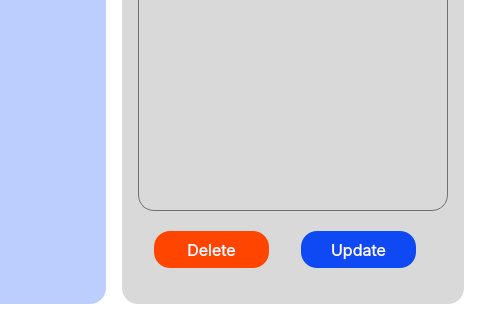
Old version of the form UI/ultimate-design.ui in the repository PTHieu1023/Database-lab-project-ultimate; both pictures show x 750 to 1230 and y 400 to 720 of the 1230 by 720 pixel window.
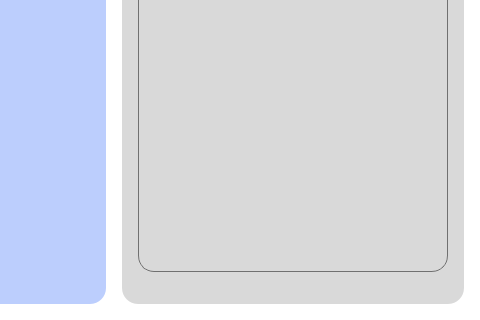
New version of the form. The open tabs and pages were chosen to show the change. Custom widgets are drawn as their Qt base class.

Commit message: add view order function

```diff
--- a/UI/ultimate-design.ui
+++ b/UI/ultimate-design.ui
@@ -882,7 +882,7 @@
     margin: 0px 0px 0px 0px;
 }      </string>
             </property>
-            <layout class="QVBoxLayout" name="verticalLayout_9" stretch="11,1">
+            <layout class="QVBoxLayout" name="verticalLayout_9" stretch="0">
              <property name="spacing">
               <number>16</number>
              </property>
@@ -906,24 +906,6 @@
                  <pointsize>12</pointsize>
                 </font>
                </property>
-               <property name="frameShape">
-                <enum>QFrame::Box</enum>
-               </property>
-               <property name="frameShadow">
-                <enum>QFrame::Plain</enum>
-               </property>
-               <property name="lineWidth">
-                <number>0</number>
-               </property>
-               <property name="horizontalScrollBarPolicy">
-                <enum>Qt::ScrollBarAlwaysOff</enum>
-               </property>
-               <property name="lineWrapMode">
-                <enum>QTextEdit::FixedColumnWidth</enum>
-               </property>
-               <property name="readOnly">
-                <bool>true</bool>
-               </property>
                <property name="html">
                 <string>&lt;!DOCTYPE HTML PUBLIC &quot;-//W3C//DTD HTML 4.0//EN&quot; &quot;http://www.w3.org/TR/REC-html40/strict.dtd&quot;&gt;
 &lt;html&gt;&lt;head&gt;&lt;meta name=&quot;qrichtext&quot; content=&quot;1&quot; /&gt;&lt;meta charset=&quot;utf-8&quot; /&gt;&lt;style type=&quot;text/css&quot;&gt;
@@ -932,72 +914,10 @@
 li.unchecked::marker { content: &quot;\2610&quot;; }
 li.checked::marker { content: &quot;\2612&quot;; }
 &lt;/style&gt;&lt;/head&gt;&lt;body style=&quot; font-family:'Inter'; font-size:12pt; font-weight:400; font-style:normal;&quot;&gt;
-&lt;p style=&quot;-qt-paragraph-type:empty; margin-top:0px; margin-bottom:0px; margin-left:0px; margin-right:0px; -qt-block-indent:0; text-indent:0px;&quot;&gt;&lt;br /&gt;&lt;/p&gt;&lt;/body&gt;&lt;/html&gt;</string>
+&lt;p style=&quot;-qt-paragraph-type:empty; margin-top:0px; margin-bottom:0px; margin-left:0px; margin-right:0px; -qt-block-indent:0; text-indent:0px; font-family:'Segoe UI'; font-size:9pt;&quot;&gt;&lt;br /&gt;&lt;/p&gt;&lt;/body&gt;&lt;/html&gt;</string>
                </property>
               </widget>
              </item>
-             <item>
-              <layout class="QHBoxLayout" name="horizontalLayout_7" stretch="1,1">
-               <property name="spacing">
-                <number>32</number>
-               </property>
-               <property name="leftMargin">
-                <number>16</number>
-               </property>
-               <property name="topMargin">
-                <number>4</number>
-               </property>
-               <property name="rightMargin">
-                <number>32</number>
-               </property>
-               <property name="bottomMargin">
-                <number>4</number>
-               </property>
-               <item>
-                <widget class="QPushButton" name="btn_del_order">
-                 <property name="sizePolicy">
-                  <sizepolicy hsizetype="Expanding" vsizetype="Expanding">
-                   <horstretch>0</horstretch>
-                   <verstretch>0</verstretch>
-                  </sizepolicy>
-                 </property>
-                 <property name="font">
-                  <font>
-                   <family>Inter</family>
-                   <pointsize>12</pointsize>
-                   <fontweight>Medium</fontweight>
-                  </font>
-                 </property>
-                 <property name="styleSheet">
-                  <string notr="true">background-color: #FF4500;</string>
-                 </property>
-                 <property name="text">
-                  <string>Delete</string>
-                 </property>
-                </widget>
-               </item>
-               <item>
-                <widget class="QPushButton" name="btn_update_order">
-                 <property name="sizePolicy">
-                  <sizepolicy hsizetype="Expanding" vsizetype="Expanding">
-                   <horstretch>0</horstretch>
-                   <verstretch>0</verstretch>
-                  </sizepolicy>
-                 </property>
-                 <property name="font">
-                  <font>
-                   <family>Inter</family>
-                   <pointsize>12</pointsize>
-                   <fontweight>Medium</fontweight>
-                  </font>
-                 </property>
-                 <property name="text">
-                  <string>Update</string>
-                 </property>
-                </widget>
-               </item>
-              </layout>
-             </item>
             </layout>
            </widget>
           </item>
```
The commit also changes 11 other files.
